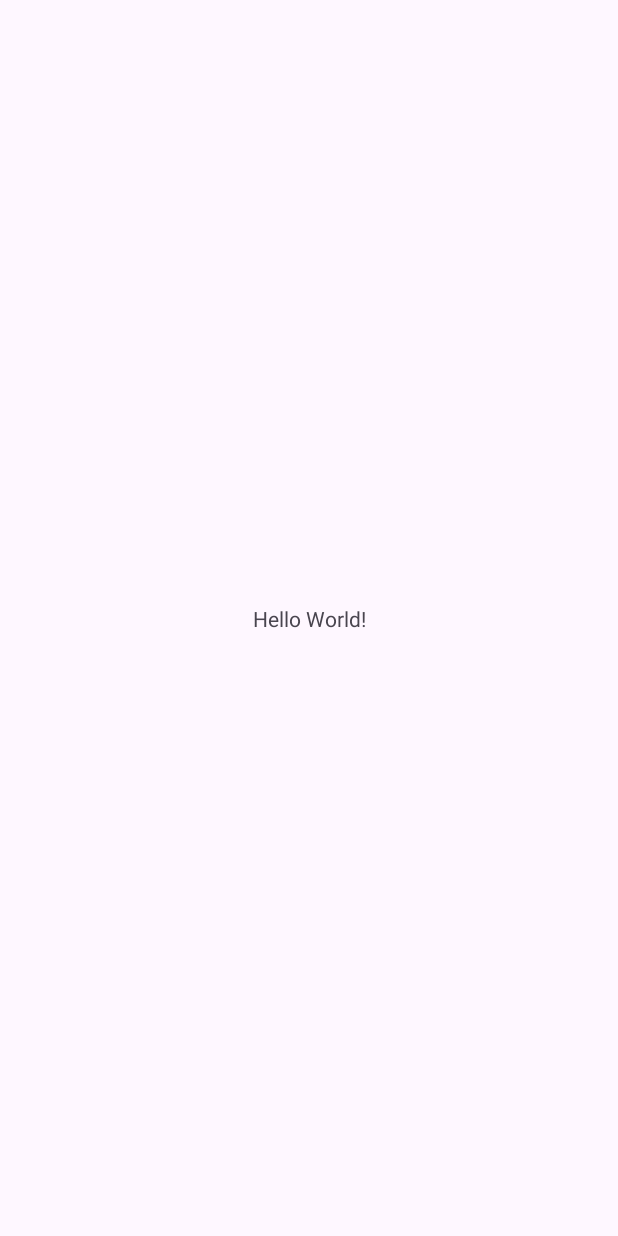
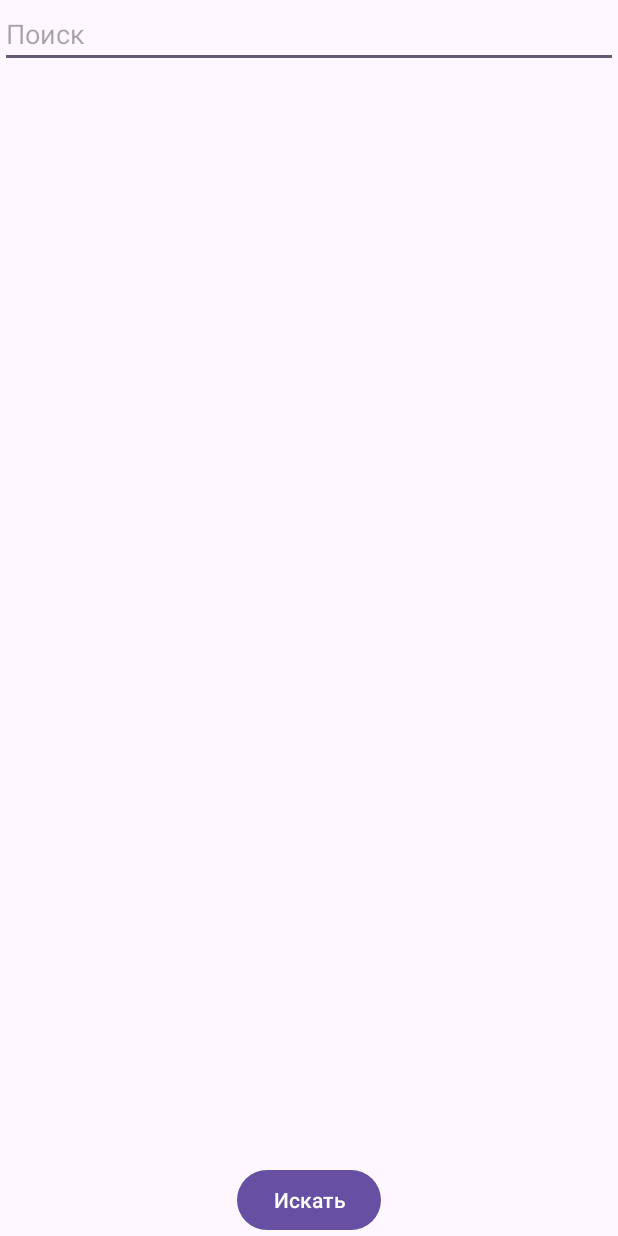
Before and after one commit to vladislav-8/GithubUserRepositoryAPI, an Android app: the screen it shows after launch (MainActivity), on a phone screen of 412 x 824 dp. Before the commit the screen is almost empty. Run offline under Robolectric (Android 15) with nearby library versions, the phone set to English and light mode, and no system bars; pictures from the network do not load.

Commit message:
показ репозиториев пользователя гитхаб на устаревшем методе через колбек

```diff
--- a/app/src/main/AndroidManifest.xml
+++ b/app/src/main/AndroidManifest.xml
@@ -1,6 +1,8 @@
 <?xml version="1.0" encoding="utf-8"?>
 <manifest xmlns:android="http://schemas.android.com/apk/res/android"
     xmlns:tools="http://schemas.android.com/tools">
+
+    <uses-permission android:name="android.permission.INTERNET" />
 
     <application
         android:allowBackup="true"
--- a/app/src/main/java/com/practicum/githubuserrepositoryapi/MainActivity.kt
+++ b/app/src/main/java/com/practicum/githubuserrepositoryapi/MainActivity.kt
@@ -2,10 +2,95 @@ package com.practicum.githubuserrepositoryapi
 
 import androidx.appcompat.app.AppCompatActivity
 import android.os.Bundle
+import android.util.Log
+import android.widget.Button
+import android.widget.EditText
+import android.widget.Toast
+import androidx.recyclerview.widget.RecyclerView
+import androidx.recyclerview.widget.LinearLayoutManager
+import com.practicum.githubuserrepositoryapi.data.GithubApi
+import com.practicum.githubuserrepositoryapi.databinding.ActivityMainBinding
+import com.practicum.githubuserrepositoryapi.domain.GithubApiModelItem
+import com.practicum.githubuserrepositoryapi.presentation.ReposAdapter
+import retrofit2.Call
+import retrofit2.Callback
+import retrofit2.Response
+import retrofit2.Retrofit
+import retrofit2.converter.gson.GsonConverterFactory
 
 class MainActivity : AppCompatActivity() {
+
+    private val binding: ActivityMainBinding by lazy {
+        ActivityMainBinding.inflate(layoutInflater)
+    }
+
+    val baseUrl = "https://api.github.com/"
+
+    lateinit var editText: EditText
+    lateinit var recyclerView: RecyclerView
+    lateinit var searchButton: Button
+
+    lateinit var myAdapter: ReposAdapter
+
+    private val retrofit = Retrofit.Builder()
+        .baseUrl(baseUrl)
+        .addConverterFactory(GsonConverterFactory.create())
+        .build()
+
+    private val hhApi = retrofit.create(GithubApi::class.java)
+
+    private val vacancies = ArrayList<GithubApiModelItem>()
+
     override fun onCreate(savedInstanceState: Bundle?) {
         super.onCreate(savedInstanceState)
         setContentView(R.layout.activity_main)
+
+        editText = findViewById(R.id.editTextText)
+        recyclerView = findViewById(R.id.recyclerView)
+        searchButton = findViewById(R.id.buttonSearch)
+
+        searchButton.setOnClickListener {
+            search()
+        }
+
+        initRecycler()
+    }
+
+    fun initRecycler() {
+        recyclerView.apply {
+            layoutManager = LinearLayoutManager(applicationContext)
+            myAdapter = ReposAdapter()
+            adapter = myAdapter
+            myAdapter.vacancy = vacancies
+        }
+    }
+
+    fun search() {
+        if (editText.text.isNotEmpty()) {
+            hhApi.getVacancies(editText.text.toString()).enqueue(object :
+                Callback<List<GithubApiModelItem>> {
+                override fun onResponse(call: Call<List<GithubApiModelItem>>,
+                                        response: Response<List<GithubApiModelItem>>
+                ) {
+                    if (response.code() == 200) {
+                        vacancies.clear()
+                        if (response.body()?.isNotEmpty() == true) {
+                            vacancies.addAll(response.body()!!)
+                            myAdapter.notifyDataSetChanged()
+                            Toast.makeText(this@MainActivity, "НАШЛОСЬ", Toast.LENGTH_SHORT).show()
+                        }
+                        if (vacancies.isEmpty()) {
+                            Toast.makeText(this@MainActivity, "НИЧЕГО", Toast.LENGTH_SHORT).show()
+                        }
+                    } else {
+                        Toast.makeText(this@MainActivity, response.code().toString(), Toast.LENGTH_SHORT).show()
+                    }
+                }
+
+                override fun onFailure(call: Call<List<GithubApiModelItem>>, t: Throwable) {
+                    //Log.d("TAG", t.toString())
+                }
+            })
+        }
     }
 }
--- /dev/null
+++ b/app/src/main/java/com/practicum/githubuserrepositoryapi/data/GithubApi.kt
@@ -0,0 +1,15 @@
+package com.practicum.githubuserrepositoryapi.data
+
+import com.practicum.githubuserrepositoryapi.domain.GithubApiModelItem
+import com.practicum.githubuserrepositoryapi.domain.Owner
+import retrofit2.Call
+import retrofit2.http.GET
+import retrofit2.http.Path
+
+interface GithubApi {
+
+    @GET("/users/{username}/repos")
+    fun getVacancies(
+        @Path("username") username: String
+    ): Call<List<GithubApiModelItem>>
+}
--- /dev/null
+++ b/app/src/main/java/com/practicum/githubuserrepositoryapi/domain/AdvancedSecurity.kt
@@ -0,0 +1,5 @@
+package com.practicum.githubuserrepositoryapi.domain
+
+data class AdvancedSecurity(
+    val status: String
+)
--- /dev/null
+++ b/app/src/main/java/com/practicum/githubuserrepositoryapi/domain/GithubApiModel.kt
@@ -0,0 +1,3 @@
+package com.practicum.githubuserrepositoryapi.domain
+
+class GithubApiModel : ArrayList<GithubApiModelItem>()
--- /dev/null
+++ b/app/src/main/java/com/practicum/githubuserrepositoryapi/domain/SecretScanning.kt
@@ -0,0 +1,5 @@
+package com.practicum.githubuserrepositoryapi.domain
+
+data class SecretScanning(
+    val status: String
+)
--- /dev/null
+++ b/app/src/main/java/com/practicum/githubuserrepositoryapi/domain/SecretScanningPushProtection.kt
@@ -0,0 +1,5 @@
+package com.practicum.githubuserrepositoryapi.domain
+
+data class SecretScanningPushProtection(
+    val status: String
+)
--- a/app/src/main/res/layout/activity_main.xml
+++ b/app/src/main/res/layout/activity_main.xml
@@ -3,16 +3,35 @@
     xmlns:app="http://schemas.android.com/apk/res-auto"
     xmlns:tools="http://schemas.android.com/tools"
     android:layout_width="match_parent"
-    android:layout_height="match_parent"
-    tools:context=".MainActivity">
+    android:layout_height="match_parent">
 
-    <TextView
-        android:layout_width="wrap_content"
+    <EditText
+        android:id="@+id/editTextText"
+        android:layout_width="0dp"
         android:layout_height="wrap_content"
-        android:text="Hello World!"
-        app:layout_constraintBottom_toBottomOf="parent"
+        android:ems="10"
+        android:hint="Поиск"
+        android:inputType="text"
         app:layout_constraintEnd_toEndOf="parent"
         app:layout_constraintStart_toStartOf="parent"
         app:layout_constraintTop_toTopOf="parent" />
 
+    <androidx.recyclerview.widget.RecyclerView
+        android:id="@+id/recyclerView"
+        android:layout_width="0dp"
+        android:layout_height="wrap_content"
+        app:layoutManager="LinearLayoutManager"
+        app:layout_constraintEnd_toEndOf="parent"
+        app:layout_constraintStart_toStartOf="parent"
+        app:layout_constraintTop_toBottomOf="@id/editTextText"
+        tools:listitem="@layout/item_track" />
+
+    <Button
+        android:id="@+id/buttonSearch"
+        android:layout_width="wrap_content"
+        android:layout_height="wrap_content"
+        android:text="Искать"
+        app:layout_constraintBottom_toBottomOf="parent"
+        app:layout_constraintEnd_toEndOf="parent"
+        app:layout_constraintStart_toStartOf="parent" />
 </androidx.constraintlayout.widget.ConstraintLayout>
```
Also changed, not shown: app/build.gradle.kts (+15 -0 lines), app/src/main/java/com/practicum/githubuserrepositoryapi/domain/GithubApiModelItem.kt (added, +79 -0 lines), app/src/main/java/com/practicum/githubuserrepositoryapi/domain/Owner.kt (added, +22 -0 lines), app/src/main/java/com/practicum/githubuserrepositoryapi/domain/Permissions.kt (added, +7 -0 lines), app/src/main/java/com/practicum/githubuserrepositoryapi/domain/SecurityAndAnalysis.kt (added, +7 -0 lines), app/src/main/java/com/practicum/githubuserrepositoryapi/presentation/ReposAdapter.kt (added, +48 -0 lines), app/src/main/res/layout/item_track.xml (added, +37 -0 lines), app/src/main/res/drawable/logo.png (added).
